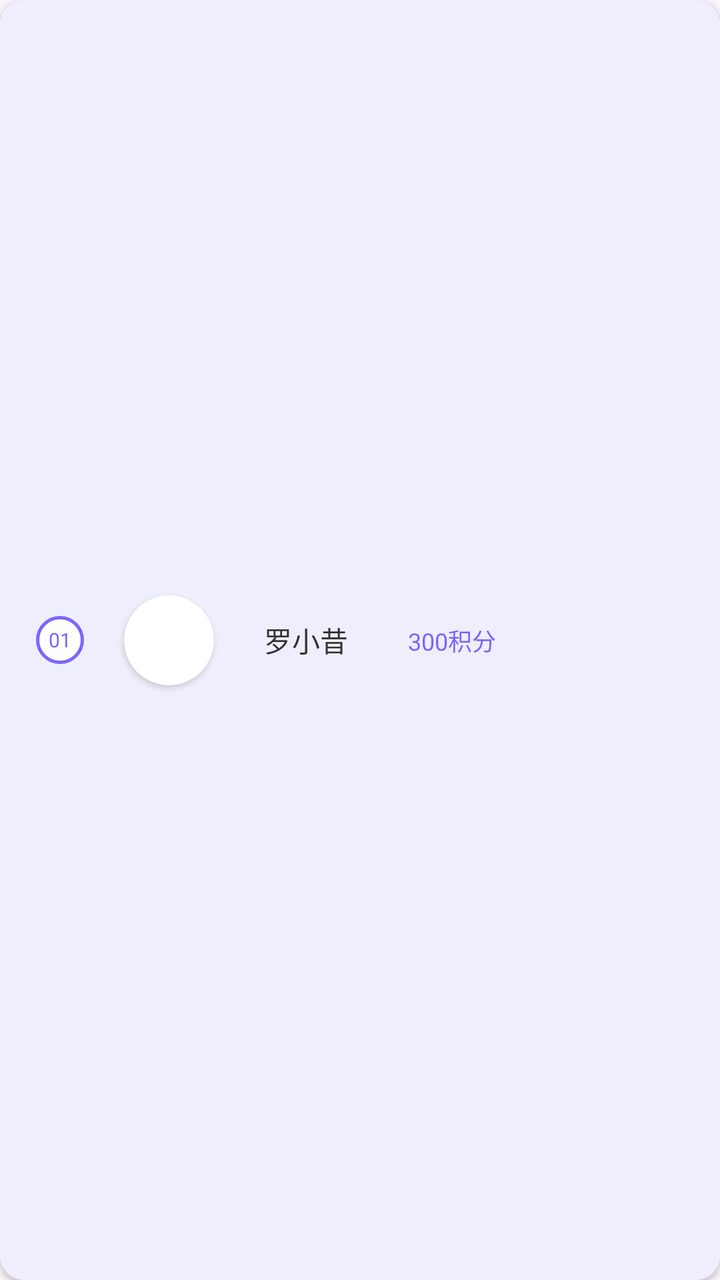
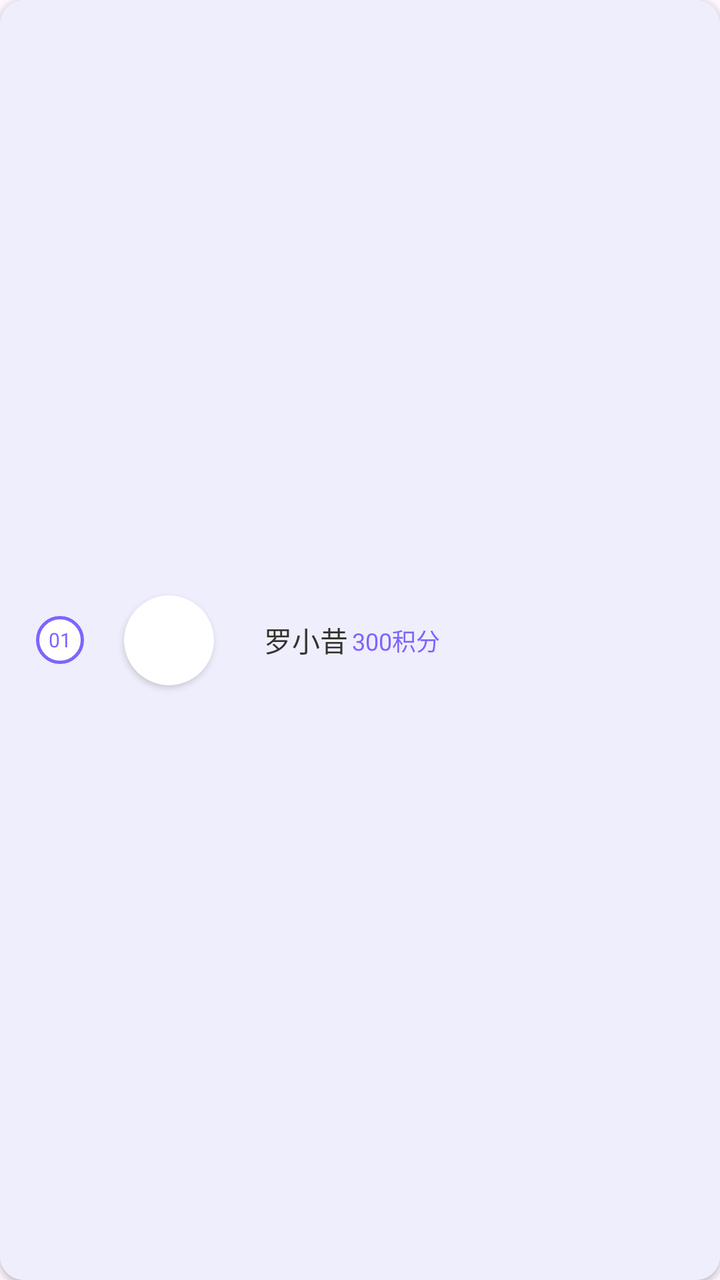

Compare the two renders of this Android layout. The source of the first and the diff that turns it into the second are given below.
<!-- AndroidManifest.xml: application theme Theme.AIDraw -->
<!-- res/layout/list_item_integral.xml -->
<?xml version="1.0" encoding="utf-8"?>

<androidx.constraintlayout.widget.ConstraintLayout xmlns:android="http://schemas.android.com/apk/res/android"
    xmlns:app="http://schemas.android.com/apk/res-auto"
    android:layout_width="match_parent"
    android:layout_height="65dp"
    android:layout_marginBottom="10dp">

    <androidx.cardview.widget.CardView
        android:layout_width="match_parent"
        android:layout_height="match_parent"
        app:cardCornerRadius="12dp">

        <androidx.constraintlayout.widget.ConstraintLayout
            android:layout_width="match_parent"
            android:layout_height="match_parent"
            android:background="#EFEEFC">

            <TextView
                android:id="@+id/textView13"
                android:layout_width="24dp"
                android:layout_height="24dp"
                android:layout_margin="18dp"
                android:gravity="center"
                android:background="@drawable/point_1"
                android:text="01"
                android:textColor="#FF7E64FD"
                android:textSize="10sp"
                app:layout_constraintBottom_toBottomOf="parent"
                app:layout_constraintStart_toStartOf="parent"
                app:layout_constraintTop_toTopOf="parent" />

            <androidx.cardview.widget.CardView
                android:id="@+id/imageView_1"
                android:layout_width="45dp"
                android:layout_height="45dp"
                android:layout_marginLeft="20dp"
                app:cardCornerRadius="360dp"
                app:layout_constraintBottom_toBottomOf="parent"
                app:layout_constraintStart_toEndOf="@+id/textView13"
                app:layout_constraintTop_toTopOf="parent">

                <ImageView
                    android:id="@+id/iv_1"
                    android:layout_width="match_parent"
                    android:layout_height="match_parent"
                    android:scaleType="fitXY"/>
            </androidx.cardview.widget.CardView>

            <TextView
                android:id="@+id/textView_1"
                android:layout_width="wrap_content"
                android:layout_height="wrap_content"
                android:layout_marginLeft="25dp"
                android:gravity="center"
                android:text="罗小昔"
                android:textColor="#FF333333"
                android:textSize="14sp"
                app:layout_constraintBottom_toBottomOf="parent"
                app:layout_constraintStart_toEndOf="@+id/imageView_1"
                app:layout_constraintTop_toTopOf="parent" />

            <TextView
                android:id="@+id/integral_1"
                android:layout_width="wrap_content"
                android:layout_height="wrap_content"
                android:layout_marginLeft="30dp"
                android:gravity="center"
                android:text="300积分"
                android:textColor="#FF7E64FD"
                android:textSize="12sp"
                app:layout_constraintBottom_toBottomOf="parent"
                app:layout_constraintStart_toEndOf="@+id/textView_1"
                app:layout_constraintTop_toTopOf="parent" />

            <ImageView
                android:id="@+id/iv_2"
                android:layout_width="40dp"
                android:layout_height="40dp"
                android:scaleType="fitXY"
                android:layout_marginRight="10dp"
                app:layout_constraintBottom_toBottomOf="parent"
                app:layout_constraintEnd_toEndOf="parent"
                app:layout_constraintTop_toTopOf="parent" />
        </androidx.constraintlayout.widget.ConstraintLayout>
    </androidx.cardview.widget.CardView>
</androidx.constraintlayout.widget.ConstraintLayout>
<!-- resources referenced by this layout -->
<resources>
  <!-- drawable point_1 (drawable) -->
  <?xml version="1.0" encoding="utf-8"?>
  
  <shape xmlns:android="http://schemas.android.com/apk/res/android">
      <stroke
          android:width="1.5dp"
          android:color="#FF7E64FD"/>
  
      <solid
          android:color="#FFFFFF"/>
  
      <corners
          android:bottomLeftRadius="39dp"
          android:bottomRightRadius="39dp"
          android:topLeftRadius="39dp"
          android:topRightRadius="39dp"/>
  </shape>
  <style name="Theme.AIDraw" parent="Base.Theme.AIDraw" />
  <style name="Base.Theme.AIDraw" parent="Theme.Material3.DayNight.NoActionBar">
          
          
      </style>
</resources>

<!-- the commit's change to res/layout/list_item_integral.xml (unified diff, before → after) -->
@@ -64,13 +64,13 @@
                 android:id="@+id/integral_1"
                 android:layout_width="wrap_content"
                 android:layout_height="wrap_content"
-                android:layout_marginLeft="30dp"
+                android:layout_marginRight="90dp"
                 android:gravity="center"
                 android:text="300积分"
                 android:textColor="#FF7E64FD"
                 android:textSize="12sp"
                 app:layout_constraintBottom_toBottomOf="parent"
-                app:layout_constraintStart_toEndOf="@+id/textView_1"
+                app:layout_constraintEnd_toStartOf="@+id/iv_2"
                 app:layout_constraintTop_toTopOf="parent" />
 
             <ImageView
